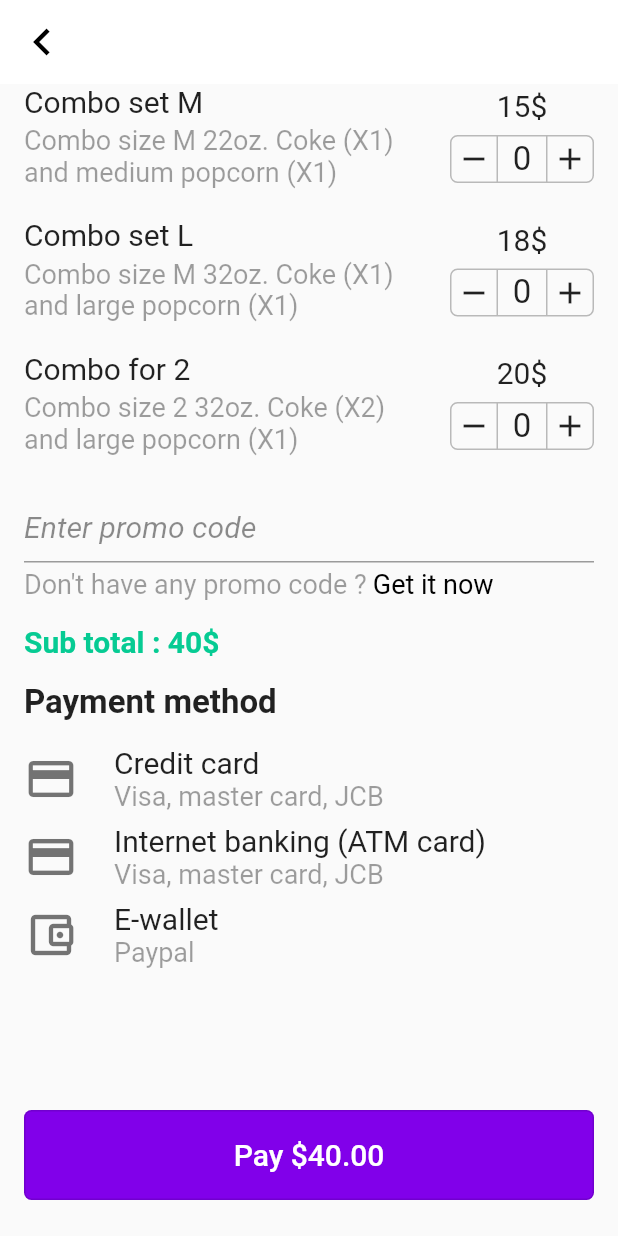
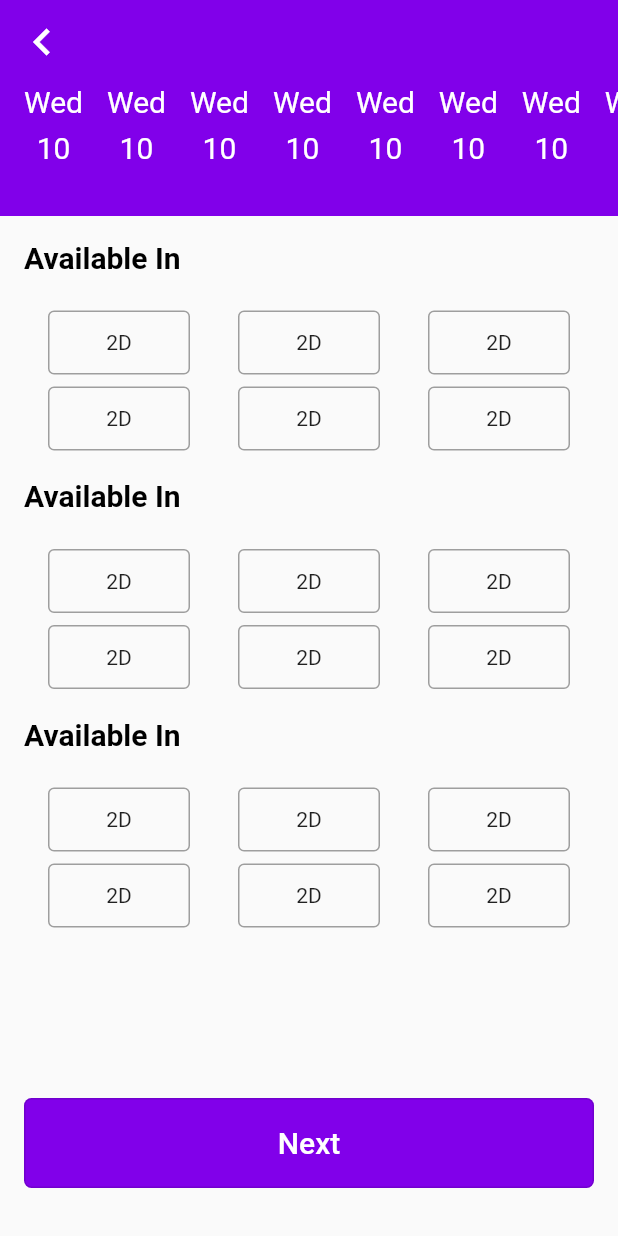
Before and after one commit to n3k00/movie_booking_app, a Flutter app: the screen it shows after launch, on a phone screen of 412 x 824 dp. Run offline on Flutter 3.47's test engine with Material 2 defaults, Android fonts, the phone set to English and light mode, and no system bars; our stand-ins replace flutter_rating_bar.

Commit message:
add Movie Choose Time Page

```diff
--- a/lib/main.dart
+++ b/lib/main.dart
@@ -2,6 +2,7 @@ import 'package:flutter/material.dart';
 import 'package:movie_booking_app/pages/combo_set_page.dart';
 import 'package:movie_booking_app/pages/home_page.dart';
 import 'package:movie_booking_app/pages/login_and_register_page.dart';
+import 'package:movie_booking_app/pages/movie_choose_time_page.dart';
 import 'package:movie_booking_app/pages/movie_details_page.dart';
 import 'package:movie_booking_app/pages/welcome_page.dart';
 import 'package:movie_booking_app/resources/colors.dart';
@@ -20,7 +21,7 @@ class MyApp extends StatelessWidget {
         primaryColor: Colors.white,
         visualDensity: VisualDensity.adaptivePlatformDensity,
       ),
-      home: ComboSetPage(),
+      home: MovieChooseTimePage(),
     );
   }
 }
--- /dev/null
+++ b/lib/pages/movie_choose_time_page.dart
@@ -0,0 +1,166 @@
+import 'package:flutter/material.dart';
+import 'package:movie_booking_app/resources/colors.dart';
+import 'package:movie_booking_app/resources/dimens.dart';
+import 'package:movie_booking_app/widgets/button_widget.dart';
+
+class MovieChooseTimePage extends StatelessWidget {
+  @override
+  Widget build(BuildContext context) {
+    return Scaffold(
+      appBar: AppBar(
+        backgroundColor: PRIMARY_COLOR,
+        elevation: 0,
+        leading: Icon(
+          Icons.chevron_left,
+          color: Colors.white,
+          size: HOME_PAGE_ICON_SIZE,
+        ),
+      ),
+      body: Container(
+        child: Stack(
+          children: [
+            Align(
+              alignment: Alignment.topCenter,
+              child: SingleChildScrollView(
+                child: Column(
+                  children: [
+                    MovieChooseDateView(),
+                    ChooseItemGridSectionView(),
+                  ],
+                ),
+              ),
+            ),
+            Align(
+              alignment: Alignment.bottomCenter,
+              child: Padding(
+                padding: const EdgeInsets.symmetric(
+                    horizontal: MARGIN_MEDIUM_2, vertical: MARGIN_XLARGE),
+                child: ButtonWidget("Next"),
+              ),
+            ),
+          ],
+        ),
+      ),
+    );
+  }
+}
+
+class ChooseItemGridSectionView extends StatelessWidget {
+  const ChooseItemGridSectionView({
+    Key key,
+  }) : super(key: key);
+
+  @override
+  Widget build(BuildContext context) {
+    return Container(
+      padding: EdgeInsets.only(
+        top: MARGIN_MEDIUM_2,
+        left: MARGIN_MEDIUM_2,
+        right: MARGIN_MEDIUM_2,
+      ),
+      child: Column(
+        crossAxisAlignment: CrossAxisAlignment.start,
+        children: [
+          ChooseItmeGridView(),
+          ChooseItmeGridView(),
+          ChooseItmeGridView(),
+        ],
+      ),
+    );
+  }
+}
+
+class ChooseItmeGridView extends StatelessWidget {
+  const ChooseItmeGridView({
+    Key key,
+  }) : super(key: key);
+
+  @override
+  Widget build(BuildContext context) {
+    return Column(
+      crossAxisAlignment: CrossAxisAlignment.start,
+      children: [
+        Text(
+          "Available In",
+          style: TextStyle(
+              color: Colors.black,
+              fontSize: TEXT_REGULAR_3X,
+              fontWeight: FontWeight.w700),
+        ),
+        SizedBox(height: MARGIN_MEDIUM_2),
+        Container(
+          height: 120,
+          child: GridView.builder(
+            physics: NeverScrollableScrollPhysics(),
+            shrinkWrap: false,
+            itemCount: 6,
+            gridDelegate: SliverGridDelegateWithFixedCrossAxisCount(
+              crossAxisCount: 3,
+              childAspectRatio: 2.5,
+            ),
+            itemBuilder: (context, index) {
+              return Container(
+                margin: EdgeInsets.only(
+                  left: MARGIN_MEDIUM_2,
+                  right: MARGIN_MEDIUM_2,
+                  top: MARGIN_MEDIUM,
+                ),
+                decoration: BoxDecoration(
+                  borderRadius: BorderRadius.circular(MARGIN_SMALL),
+                  border: Border.all(
+                    color: Colors.grey,
+                    width: 1,
+                  ),
+                ),
+                child: Center(
+                  child: Text("2D"),
+                ),
+              );
+            },
+          ),
+        ),
+      ],
+    );
+  }
+}
+
+class MovieChooseDateView extends StatelessWidget {
+  @override
+  Widget build(BuildContext context) {
+    return Container(
+      color: PRIMARY_COLOR,
+      height: MOVIE_TIME_DATE_LIST_HEIGHT,
+      child: ListView.separated(
+        padding: EdgeInsets.symmetric(
+          horizontal: MARGIN_MEDIUM_2,
+        ),
+        itemCount: 20,
+        scrollDirection: Axis.horizontal,
+        itemBuilder: (context, index) {
+          return Column(
+            children: [
+              Text(
+                "Wed",
+                style: TextStyle(
+                  color: Colors.white,
+                  fontSize: TEXT_REGULAR_3X,
+                ),
+              ),
+              SizedBox(height: MARGIN_MEDIUM),
+              Text(
+                "10",
+                style: TextStyle(
+                  color: Colors.white,
+                  fontSize: TEXT_REGULAR_3X,
+                ),
+              ),
+            ],
+          );
+        },
+        separatorBuilder: (context, index) {
+          return SizedBox(width: MARGIN_MEDIUM_2);
+        },
+      ),
+    );
+  }
+}
--- a/lib/resources/dimens.dart
+++ b/lib/resources/dimens.dart
@@ -29,3 +29,4 @@ const MOVIE_SUBHEADING_SIZE = 22.0;
 const CAST_PORFILE_SIZE = 72.0;
 const BORDER_RADIUS = 30.0;
 const COMBO_SET_BUTTON_RADIUS = 5.0;
+const MOVIE_TIME_DATE_LIST_HEIGHT = 88.0;
```
